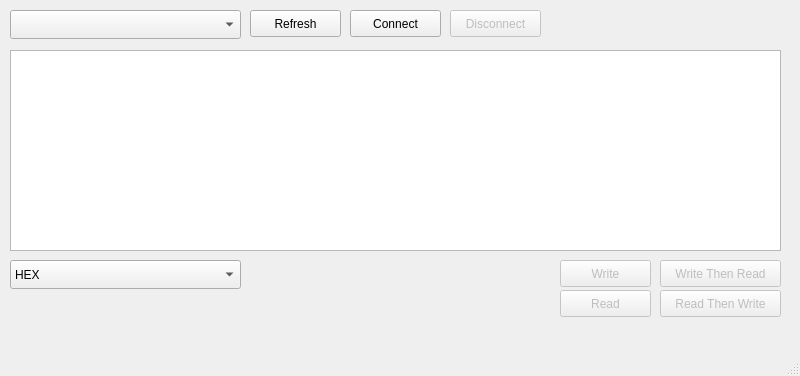
Above: resources/ui/send_raw_window.ui from ghassani/openpst before the change. Below: the same form after it.
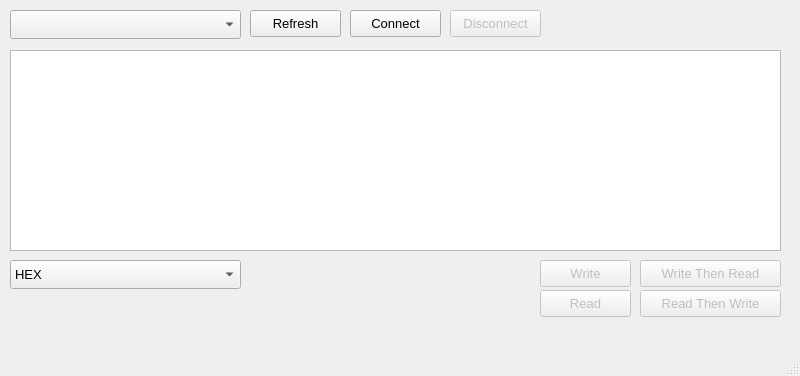
That is the form after the change.

Diff of the .ui file:
```diff
--- a/resources/ui/send_raw_window.ui
+++ b/resources/ui/send_raw_window.ui
@@ -10,6 +10,24 @@
     <height>376</height>
    </rect>
   </property>
+  <property name="sizePolicy">
+   <sizepolicy hsizetype="Fixed" vsizetype="Fixed">
+    <horstretch>0</horstretch>
+    <verstretch>0</verstretch>
+   </sizepolicy>
+  </property>
+  <property name="minimumSize">
+   <size>
+    <width>800</width>
+    <height>376</height>
+   </size>
+  </property>
+  <property name="maximumSize">
+   <size>
+    <width>800</width>
+    <height>376</height>
+   </size>
+  </property>
   <property name="windowTitle">
    <string>MainWindow</string>
   </property>
@@ -33,6 +51,11 @@
       <height>27</height>
      </rect>
     </property>
+    <property name="font">
+     <font>
+      <pointsize>10</pointsize>
+     </font>
+    </property>
     <property name="text">
      <string>Refresh</string>
     </property>
@@ -46,6 +69,11 @@
       <height>27</height>
      </rect>
     </property>
+    <property name="font">
+     <font>
+      <pointsize>10</pointsize>
+     </font>
+    </property>
     <property name="text">
      <string>Connect</string>
     </property>
@@ -62,6 +90,11 @@
       <height>27</height>
      </rect>
     </property>
+    <property name="font">
+     <font>
+      <pointsize>10</pointsize>
+     </font>
+    </property>
     <property name="text">
      <string>Disconnect</string>
     </property>
@@ -82,12 +115,17 @@
     </property>
     <property name="geometry">
      <rect>
-      <x>560</x>
+      <x>540</x>
       <y>260</y>
       <width>91</width>
       <height>27</height>
      </rect>
     </property>
+    <property name="font">
+     <font>
+      <pointsize>10</pointsize>
+     </font>
+    </property>
     <property name="text">
      <string>Write</string>
     </property>
@@ -98,12 +136,17 @@
     </property>
     <property name="geometry">
      <rect>
-      <x>660</x>
+      <x>640</x>
       <y>260</y>
-      <width>121</width>
+      <width>141</width>
       <height>27</height>
      </rect>
     </property>
+    <property name="font">
+     <font>
+      <pointsize>10</pointsize>
+     </font>
+    </property>
     <property name="text">
      <string>Write Then Read</string>
     </property>
@@ -114,12 +157,17 @@
     </property>
     <property name="geometry">
      <rect>
-      <x>660</x>
+      <x>640</x>
       <y>290</y>
-      <width>121</width>
+      <width>141</width>
       <height>27</height>
      </rect>
     </property>
+    <property name="font">
+     <font>
+      <pointsize>10</pointsize>
+     </font>
+    </property>
     <property name="text">
      <string>Read Then Write</string>
     </property>
@@ -130,12 +178,17 @@
     </property>
     <property name="geometry">
      <rect>
-      <x>560</x>
+      <x>540</x>
       <y>290</y>
       <width>91</width>
       <height>27</height>
      </rect>
     </property>
+    <property name="font">
+     <font>
+      <pointsize>10</pointsize>
+     </font>
+    </property>
     <property name="text">
      <string>Read</string>
     </property>
@@ -149,6 +202,11 @@
       <height>29</height>
      </rect>
     </property>
+    <property name="font">
+     <font>
+      <pointsize>10</pointsize>
+     </font>
+    </property>
     <item>
      <property name="text">
       <string>HEX</string>
```
Left out of the diff: 14 changed lines with no effect on the pictures.
